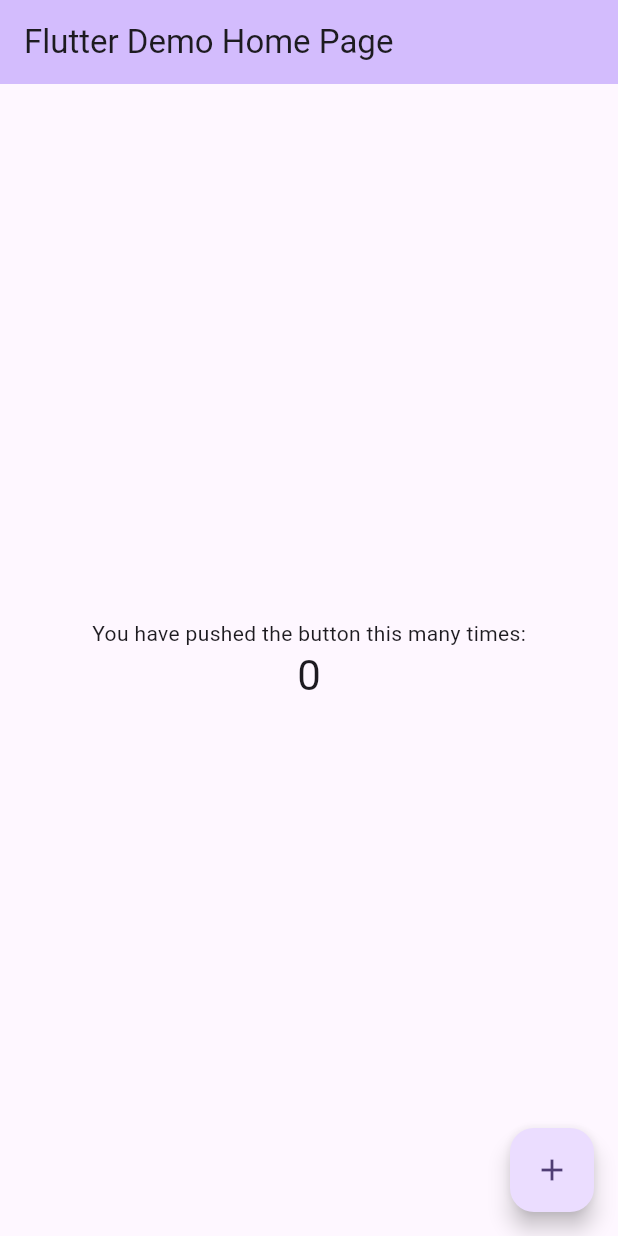
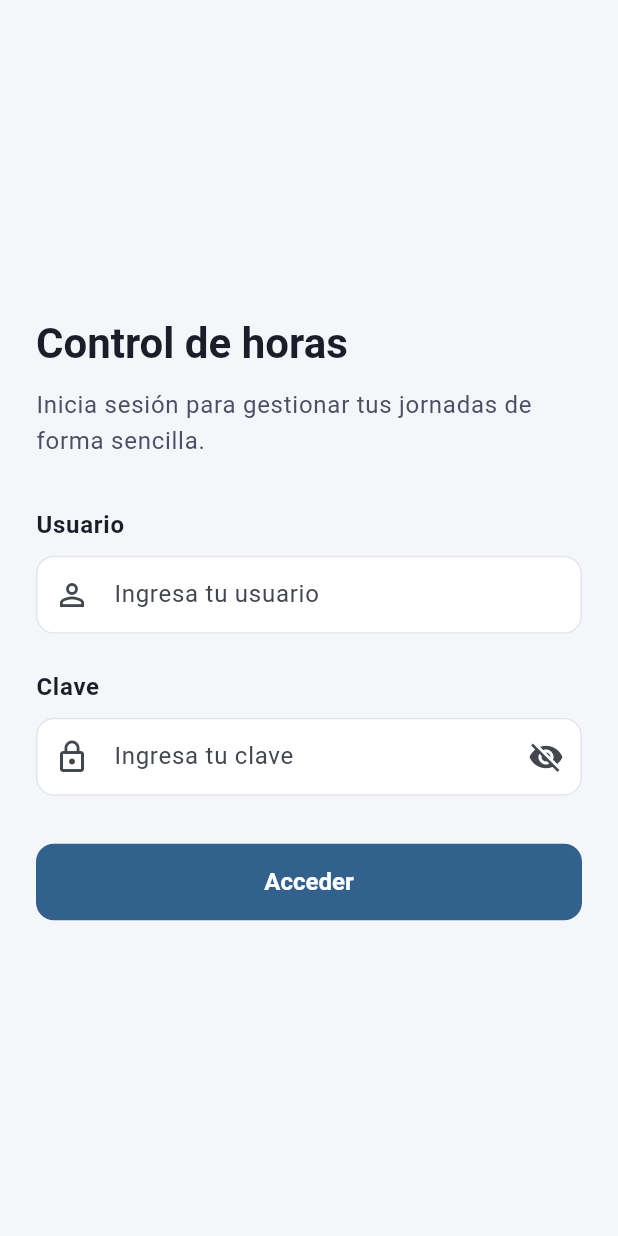
Before and after one commit to vxnzala1/Control_horas, a Flutter app: the screen it shows after launch, on a phone screen of 412 x 824 dp. Run offline on Flutter 3.47's test engine with Material 3 defaults, Android fonts, the phone set to English and light mode, and no system bars.

Commit message:
refine login layout and validation

```diff
--- a/lib/main.dart
+++ b/lib/main.dart
@@ -7,116 +7,243 @@ void main() {
 class MyApp extends StatelessWidget {
   const MyApp({super.key});
 
-  // This widget is the root of your application.
   @override
   Widget build(BuildContext context) {
+    const primaryColor = Color(0xFF0A75BC);
     return MaterialApp(
-      title: 'Flutter Demo',
+      debugShowCheckedModeBanner: false,
+      title: 'Control de Horas',
       theme: ThemeData(
-        // This is the theme of your application.
-        //
-        // TRY THIS: Try running your application with "flutter run". You'll see
-        // the application has a purple toolbar. Then, without quitting the app,
-        // try changing the seedColor in the colorScheme below to Colors.green
-        // and then invoke "hot reload" (save your changes or press the "hot
-        // reload" button in a Flutter-supported IDE, or press "r" if you used
-        // the command line to start the app).
-        //
-        // Notice that the counter didn't reset back to zero; the application
-        // state is not lost during the reload. To reset the state, use hot
-        // restart instead.
-        //
-        // This works for code too, not just values: Most code changes can be
-        // tested with just a hot reload.
-        colorScheme: ColorScheme.fromSeed(seedColor: Colors.deepPurple),
+        useMaterial3: true,
+        fontFamily: 'Roboto',
+        colorScheme: ColorScheme.fromSeed(
+          seedColor: primaryColor,
+          brightness: Brightness.light,
+        ),
+        scaffoldBackgroundColor: const Color(0xFFF5F6FA),
+        textTheme: const TextTheme(
+          headlineMedium: TextStyle(
+            fontSize: 28,
+            fontWeight: FontWeight.w700,
+            color: Color(0xFF1B1D29),
+          ),
+          bodyLarge: TextStyle(
+            fontSize: 16,
+            fontWeight: FontWeight.w400,
+            color: Color(0xFF4B4E65),
+          ),
+        ),
+        inputDecorationTheme: InputDecorationTheme(
+          filled: true,
+          fillColor: Colors.white,
+          contentPadding:
+              const EdgeInsets.symmetric(horizontal: 16, vertical: 14),
+          border: OutlineInputBorder(
+            borderRadius: BorderRadius.circular(12),
+            borderSide: const BorderSide(color: Color(0xFFE2E5ED)),
+          ),
+          enabledBorder: OutlineInputBorder(
+            borderRadius: BorderRadius.circular(12),
+            borderSide: const BorderSide(color: Color(0xFFE2E5ED)),
+          ),
+          focusedBorder: OutlineInputBorder(
+            borderRadius: BorderRadius.circular(12),
+            borderSide: const BorderSide(color: primaryColor, width: 1.4),
+          ),
+        ),
       ),
-      home: const MyHomePage(title: 'Flutter Demo Home Page'),
+      home: const LoginPage(),
     );
   }
 }
 
-class MyHomePage extends StatefulWidget {
-  const MyHomePage({super.key, required this.title});
-
-  // This widget is the home page of your application. It is stateful, meaning
-  // that it has a State object (defined below) that contains fields that affect
-  // how it looks.
-
-  // This class is the configuration for the state. It holds the values (in this
-  // case the title) provided by the parent (in this case the App widget) and
-  // used by the build method of the State. Fields in a Widget subclass are
-  // always marked "final".
-
-  final String title;
+class LoginPage extends StatefulWidget {
+  const LoginPage({super.key});
 
   @override
-  State<MyHomePage> createState() => _MyHomePageState();
+  State<LoginPage> createState() => _LoginPageState();
 }
 
-class _MyHomePageState extends State<MyHomePage> {
-  int _counter = 0;
+class _LoginPageState extends State<LoginPage> {
+  final _formKey = GlobalKey<FormState>();
+  final _usernameController = TextEditingController();
+  final _passwordController = TextEditingController();
+  bool _obscurePassword = true;
 
-  void _incrementCounter() {
-    setState(() {
-      // This call to setState tells the Flutter framework that something has
-      // changed in this State, which causes it to rerun the build method below
-      // so that the display can reflect the updated values. If we changed
-      // _counter without calling setState(), then the build method would not be
-      // called again, and so nothing would appear to happen.
-      _counter++;
-    });
+  @override
+  void dispose() {
+    _usernameController.dispose();
+    _passwordController.dispose();
+    super.dispose();
+  }
+
+  void _submit() {
+    if (_formKey.currentState?.validate() ?? false) {
+      FocusScope.of(context).unfocus();
+      ScaffoldMessenger.of(context).showSnackBar(
+        const SnackBar(content: Text('Funcionalidad no implementada todavía.')),
+      );
+    }
   }
 
   @override
   Widget build(BuildContext context) {
-    // This method is rerun every time setState is called, for instance as done
-    // by the _incrementCounter method above.
-    //
-    // The Flutter framework has been optimized to make rerunning build methods
-    // fast, so that you can just rebuild anything that needs updating rather
-    // than having to individually change instances of widgets.
+    final theme = Theme.of(context);
     return Scaffold(
-      appBar: AppBar(
-        // TRY THIS: Try changing the color here to a specific color (to
-        // Colors.amber, perhaps?) and trigger a hot reload to see the AppBar
-        // change color while the other colors stay the same.
-        backgroundColor: Theme.of(context).colorScheme.inversePrimary,
-        // Here we take the value from the MyHomePage object that was created by
-        // the App.build method, and use it to set our appbar title.
-        title: Text(widget.title),
-      ),
-      body: Center(
-        // Center is a layout widget. It takes a single child and positions it
-        // in the middle of the parent.
-        child: Column(
-          // Column is also a layout widget. It takes a list of children and
-          // arranges them vertically. By default, it sizes itself to fit its
-          // children horizontally, and tries to be as tall as its parent.
-          //
-          // Column has various properties to control how it sizes itself and
-          // how it positions its children. Here we use mainAxisAlignment to
-          // center the children vertically; the main axis here is the vertical
-          // axis because Columns are vertical (the cross axis would be
-          // horizontal).
-          //
-          // TRY THIS: Invoke "debug painting" (choose the "Toggle Debug Paint"
-          // action in the IDE, or press "p" in the console), to see the
-          // wireframe for each widget.
-          mainAxisAlignment: MainAxisAlignment.center,
-          children: <Widget>[
-            const Text('You have pushed the button this many times:'),
-            Text(
-              '$_counter',
-              style: Theme.of(context).textTheme.headlineMedium,
-            ),
-          ],
+      body: SafeArea(
+        child: LayoutBuilder(
+          builder: (context, constraints) {
+            final showCardLayout = constraints.maxWidth > 600;
+            final horizontalPadding = showCardLayout ? constraints.maxWidth * 0.1 : 24.0;
+            final content = Center(
+              child: SingleChildScrollView(
+                padding: EdgeInsets.symmetric(horizontal: horizontalPadding, vertical: 32),
+                child: ConstrainedBox(
+                  constraints: const BoxConstraints(maxWidth: 460),
+                  child: DecoratedBox(
+                    decoration: showCardLayout
+                        ? BoxDecoration(
+                            color: Colors.white,
+                            borderRadius: BorderRadius.circular(20),
+                            boxShadow: const [
+                              BoxShadow(
+                                color: Color(0x143B4465),
+                                offset: Offset(0, 20),
+                                blurRadius: 45,
+                              ),
+                            ],
+                          )
+                        : const BoxDecoration(),
+                    child: Padding(
+                      padding: EdgeInsets.all(showCardLayout ? 40 : 0),
+                      child: Column(
+                        crossAxisAlignment: CrossAxisAlignment.stretch,
+                        children: [
+                          Text(
+                            'Control de horas',
+                            style: theme.textTheme.headlineMedium,
+                          ),
+                          const SizedBox(height: 12),
+                          Text(
+                            'Inicia sesión para gestionar tus jornadas de forma sencilla.',
+                            style: theme.textTheme.bodyLarge,
+                          ),
+                          const SizedBox(height: 32),
+                          Form(
+                            key: _formKey,
+                            child: Column(
+                              crossAxisAlignment: CrossAxisAlignment.stretch,
+                              children: [
+                                _FieldLabel(text: 'Usuario'),
+                                const SizedBox(height: 8),
+                                TextFormField(
+                                  controller: _usernameController,
+                                  textInputAction: TextInputAction.next,
+                                  decoration: const InputDecoration(
+                                    hintText: 'Ingresa tu usuario',
+                                    prefixIcon: Icon(Icons.person_outline),
+                                  ),
+                                  validator: (value) {
+                                    if ((value ?? '').trim().isEmpty) {
+                                      return 'Introduce tu usuario';
+                                    }
+                                    return null;
+                                  },
+                                ),
+                                const SizedBox(height: 24),
+                                _FieldLabel(text: 'Clave'),
+                                const SizedBox(height: 8),
+                                TextFormField(
+                                  controller: _passwordController,
+                                  obscureText: _obscurePassword,
+                                  textInputAction: TextInputAction.done,
+                                  decoration: InputDecoration(
+                                    hintText: 'Ingresa tu clave',
+                                    prefixIcon: const Icon(Icons.lock_outline),
+                                    suffixIcon: IconButton(
+                                      onPressed: () => setState(() {
+                                        _obscurePassword = !_obscurePassword;
+                                      }),
+                                      icon: Icon(
+                                        _obscurePassword ? Icons.visibility_off : Icons.visibility,
+                                      ),
+                                    ),
+                                  ),
+                                  validator: (value) {
+                                    if ((value ?? '').trim().isEmpty) {
+                                      return 'Introduce tu clave';
+                                    }
+                                    if ((value ?? '').length < 6) {
+                                      return 'La clave debe tener al menos 6 caracteres';
+                                    }
+                                    return null;
+                                  },
+                                  onFieldSubmitted: (_) => _submit(),
+                                ),
+                                const SizedBox(height: 32),
+                                SizedBox(
+                                  width: double.infinity,
+                                  child: FilledButton(
+                                    onPressed: _submit,
+                                    style: FilledButton.styleFrom(
+                                      padding: const EdgeInsets.symmetric(vertical: 16),
+                                      shape: RoundedRectangleBorder(
+                                        borderRadius: BorderRadius.circular(12),
+                                      ),
+                                      textStyle: const TextStyle(
+                                        fontSize: 16,
+                                        fontWeight: FontWeight.w600,
+                                      ),
+                                    ),
+                                    child: const Text('Acceder'),
+                                  ),
+                                ),
+                              ],
+                            ),
+                          ),
+                        ],
+                      ),
+                    ),
+                  ),
+                ),
+              ),
+            );
+
+            if (!showCardLayout) {
+              return content;
+            }
+
+            return Container(
+              decoration: const BoxDecoration(
+                gradient: LinearGradient(
+                  colors: [Color(0xFFF5F6FA), Color(0xFFEFF1F7)],
+                  begin: Alignment.topLeft,
+                  end: Alignment.bottomRight,
+                ),
+              ),
+              child: content,
+            );
+          },
         ),
       ),
-      floatingActionButton: FloatingActionButton(
-        onPressed: _incrementCounter,
-        tooltip: 'Increment',
-        child: const Icon(Icons.add),
-      ), // This trailing comma makes auto-formatting nicer for build methods.
     );
   }
 }
+
+class _FieldLabel extends StatelessWidget {
+  const _FieldLabel({required this.text});
+
+  final String text;
+
+  @override
+  Widget build(BuildContext context) {
+    final theme = Theme.of(context);
+    return Text(
+      text,
+      style: theme.textTheme.bodyLarge?.copyWith(
+        color: const Color(0xFF1B1D29),
+        fontWeight: FontWeight.w600,
+      ),
+    );
+  }
+}
```
